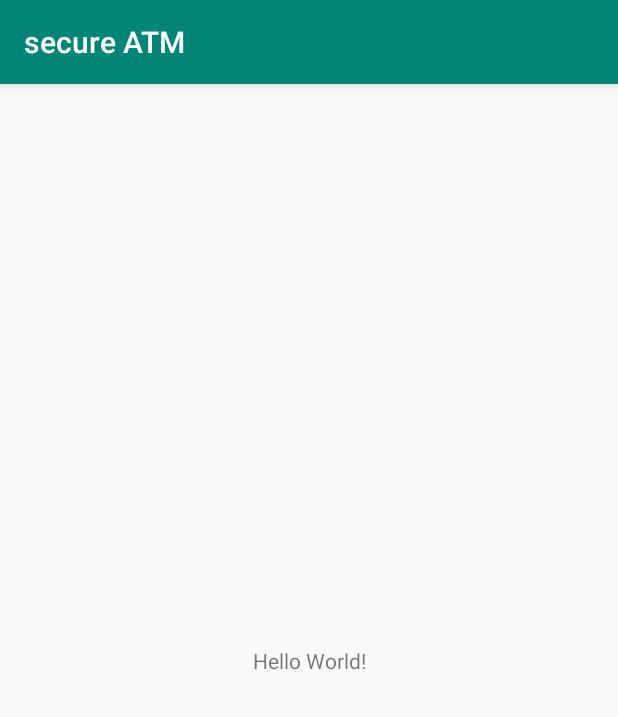
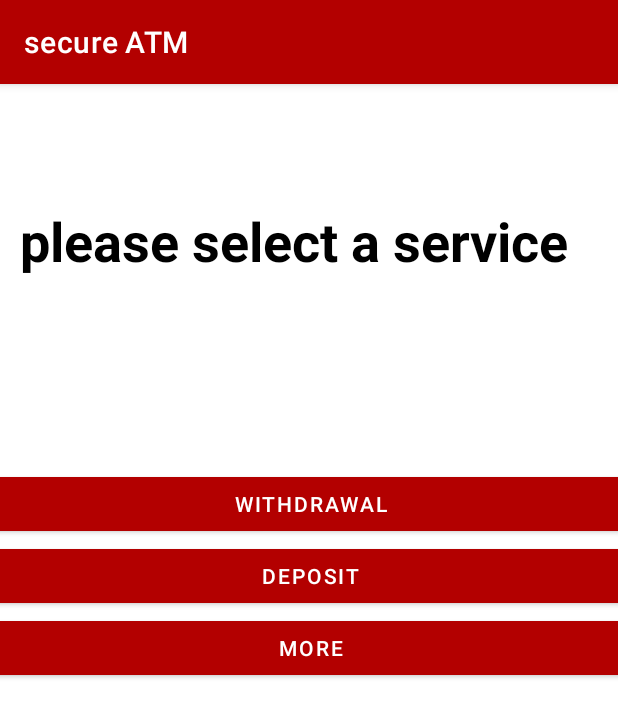
Before and after one commit to Joowce/cse4116_project, an Android app: the screen it shows after launch (MainActivity before the commit, MainMenuActivity after it), on a phone screen of 412 x 824 dp. Shown: the top 717 px of the screen. Run offline under Robolectric (Android 15) with nearby library versions, the phone set to English and light mode, and no system bars; our stand-ins replace ButterKnife.

Commit message:
add: - front 구현 --- remove: --- change:

```diff
--- a/secureATM/app/build.gradle
+++ b/secureATM/app/build.gradle
@@ -11,11 +11,19 @@ android {
         versionName "1.0"
         testInstrumentationRunner "androidx.test.runner.AndroidJUnitRunner"
     }
+    compileOptions {
+        sourceCompatibility JavaVersion.VERSION_1_8
+        targetCompatibility JavaVersion.VERSION_1_8
+    }
     buildTypes {
         release {
             minifyEnabled false
             proguardFiles getDefaultProguardFile('proguard-android-optimize.txt'), 'proguard-rules.pro'
         }
+    }
+    repositories {
+        google()
+        jcenter()
     }
 }
 
@@ -26,4 +34,11 @@ dependencies {
     testImplementation 'junit:junit:4.12'
     androidTestImplementation 'androidx.test:runner:1.2.0'
     androidTestImplementation 'androidx.test.espresso:espresso-core:3.2.0'
+    implementation 'androidx.gridlayout:gridlayout:1.0.0'
+    implementation 'com.jakewharton:butterknife:10.1.0'
+    annotationProcessor 'com.jakewharton:butterknife-compiler:10.1.0'
+    api 'com.google.guava:guava:28.0-android'
+    compileOnly 'org.projectlombok:lombok:1.18.8'
+    annotationProcessor 'org.projectlombok:lombok:1.18.8'
+    implementation 'com.google.android.material:material:1.1.0-alpha07'
 }
--- a/secureATM/app/src/main/AndroidManifest.xml
+++ b/secureATM/app/src/main/AndroidManifest.xml
@@ -9,7 +9,7 @@
         android:roundIcon="@mipmap/ic_launcher_round"
         android:supportsRtl="true"
         android:theme="@style/AppTheme">
-        <activity android:name=".MainActivity">
+        <activity android:name=".mainMenu.MainMenuActivity">
             <intent-filter>
                 <action android:name="android.intent.action.MAIN" />
 
--- a/secureATM/app/src/main/java/com/example/secureatm/MainActivity.java
+++ /dev/null
@@ -1,14 +0,0 @@
-package com.example.secureatm;
-
-import androidx.appcompat.app.AppCompatActivity;
-
-import android.os.Bundle;
-
-public class MainActivity extends AppCompatActivity {
-
-    @Override
-    protected void onCreate(Bundle savedInstanceState) {
-        super.onCreate(savedInstanceState);
-        setContentView(R.layout.activity_main);
-    }
-}
--- /dev/null
+++ b/secureATM/app/src/main/java/com/example/secureatm/mainMenu/MainMenuActivity.java
@@ -0,0 +1,50 @@
+package com.example.secureatm.mainMenu;
+
+import androidx.appcompat.app.AppCompatActivity;
+
+import android.os.Bundle;
+import android.util.Log;
+import android.view.Gravity;
+import android.view.View;
+import android.widget.Button;
+import android.widget.TableLayout;
+
+import com.example.secureatm.R;
+import com.google.android.material.button.MaterialButton;
+
+import butterknife.BindArray;
+import butterknife.BindView;
+import butterknife.ButterKnife;
+
+public class MainMenuActivity extends AppCompatActivity {
+
+    private String LOG_TAG = MainMenuActivity.class.getName();
+    @BindView(R.id.menuContainer)
+    public TableLayout menuContainer;
+    @BindArray(R.array.tasks)
+    public String[] tasks;
+
+    @Override
+    protected void onCreate(Bundle savedInstanceState) {
+        super.onCreate(savedInstanceState);
+        setContentView(R.layout.activity_main);
+        ButterKnife.bind(this);
+        setupMenuContent(tasks);
+    }
+
+    private void setupMenuContent(String[] tasks) {
+        for (String task : tasks) {
+            MaterialButton btn = new MaterialButton(this);
+            btn.setGravity(Gravity.CENTER);
+            btn.setText(task);
+            menuContainer.addView(btn);
+            btn.setOnClickListener((View view) -> {
+                String btnText = ((Button) view).getText().toString();
+                switch (btnText) {
+                    case "":
+                }
+            });
+        }
+    }
+
+}
--- /dev/null
+++ b/secureATM/app/src/main/java/com/example/secureatm/mainMenu/Task.java
@@ -0,0 +1,16 @@
+package com.example.secureatm.mainMenu;
+
+import android.view.View;
+
+import lombok.Builder;
+import lombok.Getter;
+import lombok.Setter;
+
+@Builder
+class Task {
+    @Getter @Setter
+    private String taskName;
+
+    @Getter @Setter
+    private View.OnClickListener clickListener;
+}
--- a/secureATM/app/src/main/res/layout/activity_main.xml
+++ b/secureATM/app/src/main/res/layout/activity_main.xml
@@ -4,15 +4,33 @@
     xmlns:tools="http://schemas.android.com/tools"
     android:layout_width="match_parent"
     android:layout_height="match_parent"
-    tools:context=".MainActivity">
+    tools:context=".mainMenu.MainMenuActivity">
 
     <TextView
-        android:layout_width="wrap_content"
-        android:layout_height="wrap_content"
-        android:text="Hello World!"
-        app:layout_constraintBottom_toBottomOf="parent"
-        app:layout_constraintLeft_toLeftOf="parent"
-        app:layout_constraintRight_toRightOf="parent"
+        android:id="@+id/mainPrompt"
+        android:layout_width="386dp"
+        android:layout_height="54dp"
+        android:layout_marginTop="80dp"
+        android:text="@string/main_prompt"
+        android:textColor="@android:color/black"
+        android:textSize="36sp"
+        android:textStyle="bold"
+        app:layout_constraintEnd_toEndOf="parent"
+        app:layout_constraintStart_toStartOf="parent"
         app:layout_constraintTop_toTopOf="parent" />
 
+    <TableLayout
+        android:id="@+id/menuContainer"
+        android:layout_width="516dp"
+        android:layout_height="253dp"
+        android:layout_marginStart="8dp"
+        android:layout_marginTop="8dp"
+        android:layout_marginEnd="8dp"
+        android:layout_marginBottom="40dp"
+        app:layout_constraintBottom_toBottomOf="parent"
+        app:layout_constraintEnd_toEndOf="parent"
+        app:layout_constraintStart_toStartOf="parent"
+        app:layout_constraintTop_toBottomOf="@+id/mainPrompt"
+        app:layout_constraintVertical_bias="0.343" />
+
 </androidx.constraintlayout.widget.ConstraintLayout>
--- a/secureATM/app/src/main/res/values/colors.xml
+++ b/secureATM/app/src/main/res/values/colors.xml
@@ -1,6 +1,6 @@
 <?xml version="1.0" encoding="utf-8"?>
 <resources>
-    <color name="colorPrimary">#008577</color>
-    <color name="colorPrimaryDark">#00574B</color>
-    <color name="colorAccent">#D81B60</color>
+    <color name="colorPrimary">#B30000</color>
+    <color name="colorPrimaryDark">#7D0000</color>
+    <color name="colorAccent">#A6A6A6</color>
 </resources>
--- a/secureATM/app/src/main/res/values/strings.xml
+++ b/secureATM/app/src/main/res/values/strings.xml
@@ -1,3 +1,11 @@
 <resources>
     <string name="app_name">secure ATM</string>
+    <string name="withdrawal">withdrawal</string>
+    <string name="deposit">deposit</string>
+    <string-array name="tasks">
+        <item>withdrawal</item>
+        <item>deposit</item>
+        <item>more</item>
+    </string-array>
+    <string name="main_prompt">please select a service</string>
 </resources>
--- a/secureATM/app/src/main/res/values/styles.xml
+++ b/secureATM/app/src/main/res/values/styles.xml
@@ -1,11 +1,13 @@
 <resources>
 
     <!-- Base application theme. -->
-    <style name="AppTheme" parent="Theme.AppCompat.Light.DarkActionBar">
+    <style name="AppTheme" parent="Theme.MaterialComponents.DayNight.DarkActionBar">
         <!-- Customize your theme here. -->
         <item name="colorPrimary">@color/colorPrimary</item>
-        <item name="colorPrimaryDark">@color/colorPrimaryDark</item>
-        <item name="colorAccent">@color/colorAccent</item>
+        <item name="colorPrimaryVariant">@color/colorPrimaryDark</item>
+        <item name="colorSecondary">@color/colorAccent</item>
     </style>
-
+    <!--<style name="ThemeDayNight" parent="Theme.MaterialComponents.DayNight">-->
+        <!--&lt;!&ndash; ... &ndash;&gt;-->
+    <!--</style>-->
 </resources>
--- a/secureATM/build.gradle
+++ b/secureATM/build.gradle
@@ -18,6 +18,7 @@ allprojects {
     repositories {
         google()
         jcenter()
+        mavenCentral()
 
     }
 }
```
